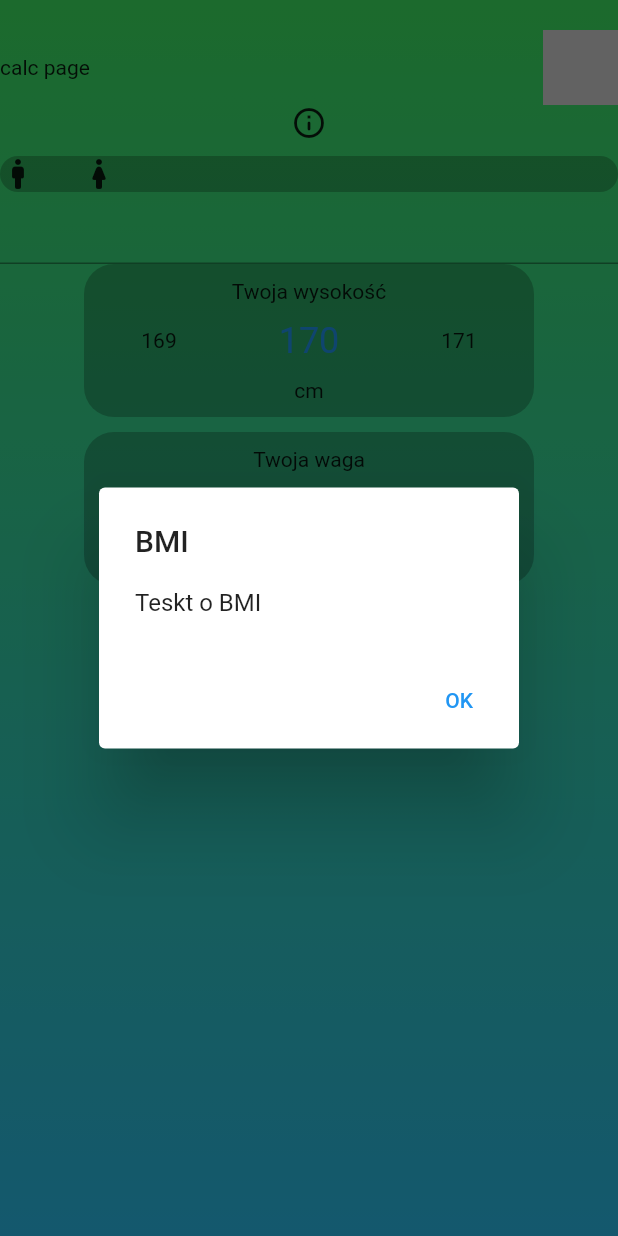
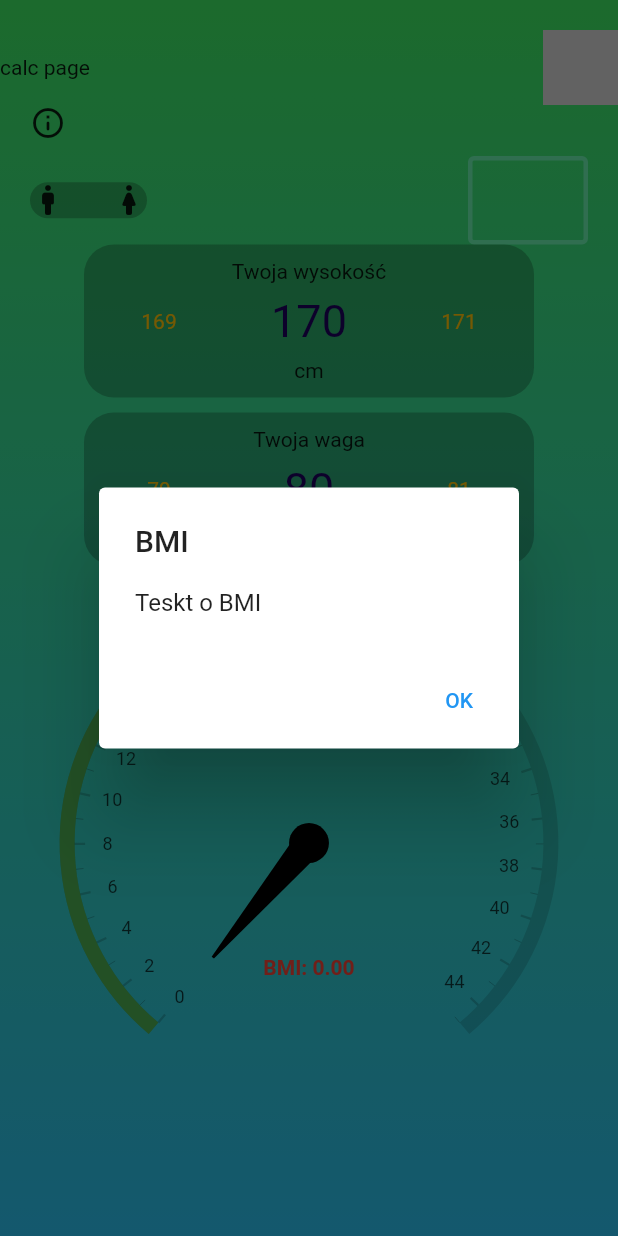
Before and after one commit to mateuszsoltys/bmi_calc, a Flutter app: the CalcPage screen opened directly, after a tap on the "info outline" icon, on a phone screen of 412 x 824 dp. Run offline on Flutter 3.47's test engine with Material 2 defaults, Android fonts, the phone set to English and light mode, and no system bars; drawn by our look-alikes of numberpicker, rive, syncfusion_flutter_gauges; our stand-ins replace bloc, flutter_bloc, shared_preferences; missing offline and left inert: draggable_bottom_sheet; accounts and stored records are empty.

Commit message:
add factors to calculate bmi, change unit function, ui improvments

```diff
--- a/lib/app/cubit/core_state.dart
+++ b/lib/app/cubit/core_state.dart
@@ -7,16 +7,27 @@ class CoreState {
   final Units unit;
   final Gender gender;
   final int? age;
-  final int? height;
-  final int? weight;
+  final int height;
+  final int weight;
+  final double bmi;
+  final int? minValHeight;
+  final int? maxValHeight;
+  final int? minValWeight;
+  final int? maxValWeight;
 
-  CoreState(
-      {required this.language,
-      required this.unit,
-      required this.gender,
-      required this.age,
-      required this.height,
-      required this.weight});
+  CoreState({
+    required this.language,
+    required this.unit,
+    required this.gender,
+    required this.age,
+    required this.height,
+    required this.weight,
+    required this.bmi,
+    required this.minValHeight,
+    required this.maxValHeight,
+    required this.minValWeight,
+    required this.maxValWeight,
+  });
 
   CoreState copyWith({
     Lang? language,
@@ -25,6 +36,11 @@ class CoreState {
     int? age,
     int? height,
     int? weight,
+    double? bmi,
+    int? minValHeight,
+    int? maxValHeight,
+    int? minValWeight,
+    int? maxValWeight,
   }) {
     return CoreState(
       language: language ?? this.language,
@@ -33,6 +49,11 @@ class CoreState {
       age: age ?? this.age,
       height: height ?? this.height,
       weight: weight ?? this.weight,
+      bmi: bmi ?? this.bmi,
+      minValHeight: minValHeight ?? this.minValHeight,
+      maxValHeight: maxValHeight ?? this.maxValHeight,
+      minValWeight: minValWeight ?? this.minValWeight,
+      maxValWeight: maxValWeight ?? this.maxValWeight,
     );
   }
 }
--- a/lib/app/data/theme/theme_data.dart
+++ b/lib/app/data/theme/theme_data.dart
@@ -1,5 +1,7 @@
 import 'package:flutter/material.dart';
 
 ThemeData appTheme() {
-  return ThemeData(scaffoldBackgroundColor: Colors.transparent);
+  return ThemeData(
+    scaffoldBackgroundColor: Colors.transparent,
+  );
 }
--- a/lib/app/features/calc_page/calc_page.dart
+++ b/lib/app/features/calc_page/calc_page.dart
@@ -6,15 +6,16 @@ import 'package:flutter/services.dart';
 import 'package:flutter_bloc/flutter_bloc.dart';
 
 import '../../core/custom_TextInputFormatter.dart';
+import '../../core/enum.dart';
 import '../../models/widgets/horizontal_picker_model.dart';
+import 'package:syncfusion_flutter_gauges/gauges.dart';
 
 class CalcPage extends StatelessWidget {
   CalcPage({super.key});
 
   @override
   Widget build(BuildContext context) {
-    return Center(
-      child: BlocBuilder<CoreCubit, CoreState>(
+    return BlocBuilder<CoreCubit, CoreState>(
       builder: (context, core) {
         return Container(
             decoration: const BoxDecoration(
@@ -22,9 +23,8 @@ class CalcPage extends StatelessWidget {
                     begin: Alignment.topCenter,
                     end: Alignment.bottomCenter,
                     colors: [Color(0xFF3CE761), Color(0xFF2BC0EF)])),
-              child: Center(
             child: Scaffold(
-                  body: Center(
+              body: SingleChildScrollView(
                 child: Column(
                   children: [
                     const SizedBox(
@@ -45,6 +45,11 @@ class CalcPage extends StatelessWidget {
                             }),
                       ],
                     ),
+                    Row(
+                      children: [
+                        const SizedBox(
+                          width: 20,
+                        ),
                         InkWell(
                           child: const Icon(Icons.info_outline_rounded),
                           onTap: () {
@@ -62,11 +67,19 @@ class CalcPage extends StatelessWidget {
                                     ));
                           },
                         ),
+                      ],
+                    ),
                     const SizedBox(
                       height: 10,
                     ),
-                        //todo: Gender Field
                     Container(
+                      width: MediaQuery.of(context).size.width,
+                      margin: EdgeInsets.only(left: 20, right: 20),
+                      child: Row(
+                        mainAxisAlignment: MainAxisAlignment.spaceBetween,
+                        children: [
+                          Container(
+                            //?: gender filed
                             decoration: const BoxDecoration(
                                 color: Color.fromARGB(59, 0, 0, 0),
                                 borderRadius:
@@ -81,7 +94,14 @@ class CalcPage extends StatelessWidget {
                               ],
                             ),
                           ),
-                        TextField(
+                          SizedBox(
+                            width: 80,
+                            child: TextField(
+                                decoration: InputDecoration(
+                                    enabledBorder: OutlineInputBorder(
+                                        borderSide: BorderSide(
+                                            width: 3,
+                                            color: Colors.greenAccent))),
                                 keyboardType: TextInputType.number,
                                 inputFormatters: [
                                   LengthLimitingTextInputFormatter(3),
@@ -91,32 +111,68 @@ class CalcPage extends StatelessWidget {
                                 onChanged: (String age) {
                                   context.read<CoreCubit>().saveAge(age);
                                 }),
+                          )
+                        ],
+                      ),
+                    ),
                     HorizontalPicker(
                         fieldTitle: 'Twoja wysokość',
-                            textUnit: 'cm',
+                        textUnit: core.unit == Units.iso ? 'cm' : 'in',
                         unit: core.unit,
                         value: core.height,
-                            minVal: 100,
-                            maxVal: 200,
+                        minVal: core.minValHeight,
+                        maxVal: core.maxValHeight,
                         onChanged: context.read<CoreCubit>().saveHeight),
                     const SizedBox(height: 10),
                     HorizontalPicker(
                         fieldTitle: 'Twoja waga',
-                            textUnit: 'kg',
+                        textUnit: core.unit == Units.iso ? 'kg' : 'lbs',
                         unit: core.age,
                         value: core.weight,
-                            minVal: 30,
-                            maxVal: 200,
+                        minVal: core.minValWeight,
+                        maxVal: core.maxValWeight,
                         onChanged: context.read<CoreCubit>().saveWeight),
                     const SizedBox(height: 10),
                     //todo: ResultWidget
+                    SfRadialGauge(
+                      axes: <RadialAxis>[
+                        RadialAxis(
+                          minimum: 0,
+                          maximum: core.gender == Gender.man ? 45 : 44,
+                          interval: 2,
+                          ranges: <GaugeRange>[
+                            GaugeRange(
+                              startValue: 0,
+                              endValue: 25,
+                              color: Colors.green,
+                            )
+                          ],
+                          pointers: <GaugePointer>[
+                            NeedlePointer(
+                              value: core.bmi,
+                              enableAnimation: true,
+                            )
+                          ],
+                          annotations: [
+                            GaugeAnnotation(
+                              widget: Text(
+                                'BMI: ${core.bmi.toStringAsFixed(2)}',
+                                style: const TextStyle(
+                                    color: Colors.red,
+                                    fontWeight: FontWeight.bold),
+                              ),
+                              positionFactor: 0.5,
+                              angle: 90,
+                            )
+                          ],
+                        )
                       ],
                     ),
+                  ],
                 ),
               ),
             ));
       },
-      ),
     );
   }
 }
--- a/lib/app/features/home_page/home_page.dart
+++ b/lib/app/features/home_page/home_page.dart
@@ -22,6 +22,7 @@ class HomePage extends StatelessWidget {
                 previewWidget: _previewWidget(),
                 backgroundWidget: CalcPage(),
                 expandedWidget: HistoryPage(),
+                maxExtent: MediaQuery.of(context).size.height * 0.8,
                 onDragging: (pos) {})));
   }
 }
--- a/lib/app/features/settings_page/settings_page.dart
+++ b/lib/app/features/settings_page/settings_page.dart
@@ -116,7 +116,7 @@ class SettingsPage extends StatelessWidget {
                                     value: unit, child: Text(unit.label));
                               }).toList(),
                               onChanged: (Units? unit) {
-                                context.read<CoreCubit>().changeUnit();
+                                context.read<CoreCubit>().changeUnit(unit);
                               })
                         ],
                       ),
--- a/lib/app/models/widgets/horizontal_picker_model.dart
+++ b/lib/app/models/widgets/horizontal_picker_model.dart
@@ -30,6 +30,9 @@ class HorizontalPicker extends StatelessWidget {
           const SizedBox(height: 10),
           Text(fieldTitle),
           NumberPicker(
+              selectedTextStyle: const TextStyle(
+                  color: Color.fromARGB(255, 28, 0, 94), fontSize: 30),
+              textStyle: const TextStyle(color: Colors.amber),
               axis: Axis.horizontal,
               minValue: minVal,
               maxValue: maxVal,
--- /dev/null
+++ b/lib/app/repositories/results_range.dart
@@ -0,0 +1 @@
+class ResultsRange {}
--- a/pubspec.yaml
+++ b/pubspec.yaml
@@ -39,6 +39,7 @@ dependencies:
   flutter_bloc: ^8.1.1
   shared_preferences: ^2.0.15
   numberpicker: ^2.1.1
+  syncfusion_flutter_gauges: ^20.3.50
 
 
 dev_dependencies:
```
Also changed, not shown: lib/app/core/enum.dart (+38 -0 lines), lib/app/cubit/core_cubit.dart (+90 -5 lines), lib/app/repositories/results_range.json (added, +11 -0 lines), pubspec.lock. Lines whose indentation alone changed are shown as unchanged.
